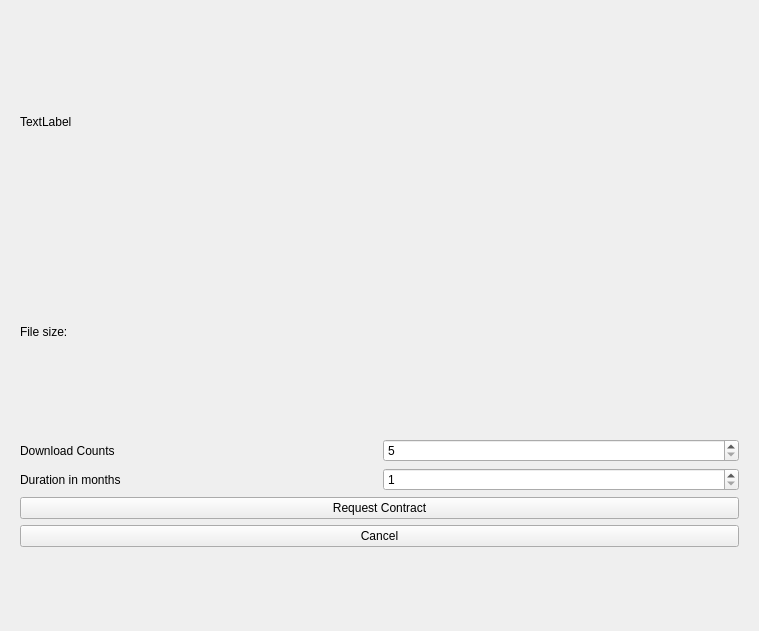
Before: the Qt Designer form gui/decentorage.ui in Decentorage/User-Node, drawn with Qt 5.
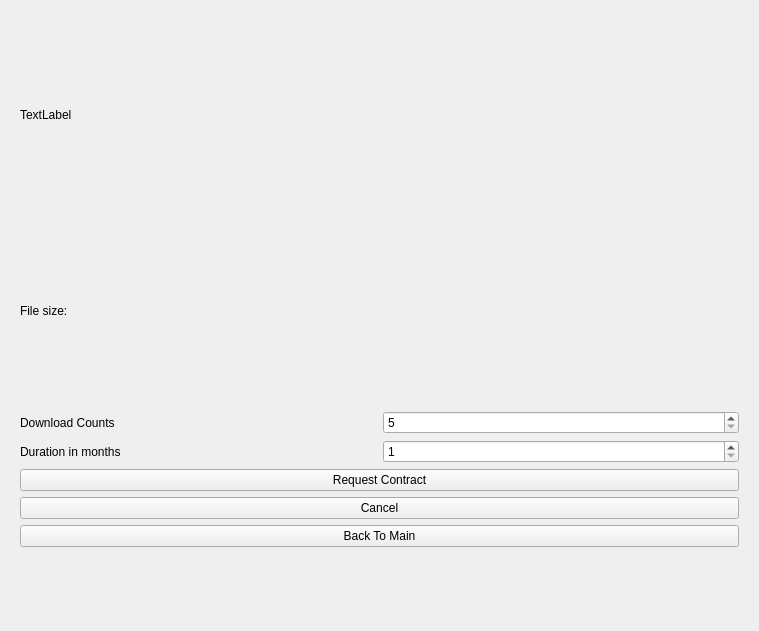
After: the same form once the commit is applied. The open tabs and pages were chosen to show the change. Icons and pictures are not drawn. Custom widgets are drawn as their Qt base class.

Commit message: Added main page connectors, Added show files, upload main and contract details classes, Added switch to show my files or to upload main pages

The edit to the form file:
```diff
--- a/gui/decentorage.ui
+++ b/gui/decentorage.ui
@@ -179,6 +179,13 @@
              </property>
             </widget>
            </item>
+           <item>
+            <widget class="QPushButton" name="contract_details_back_pb">
+             <property name="text">
+              <string>Back To Main</string>
+             </property>
+            </widget>
+           </item>
           </layout>
          </item>
         </layout>
```
Left out of the diff: 18 changed lines with no effect on the pictures. The commit also changes 8 other files.
